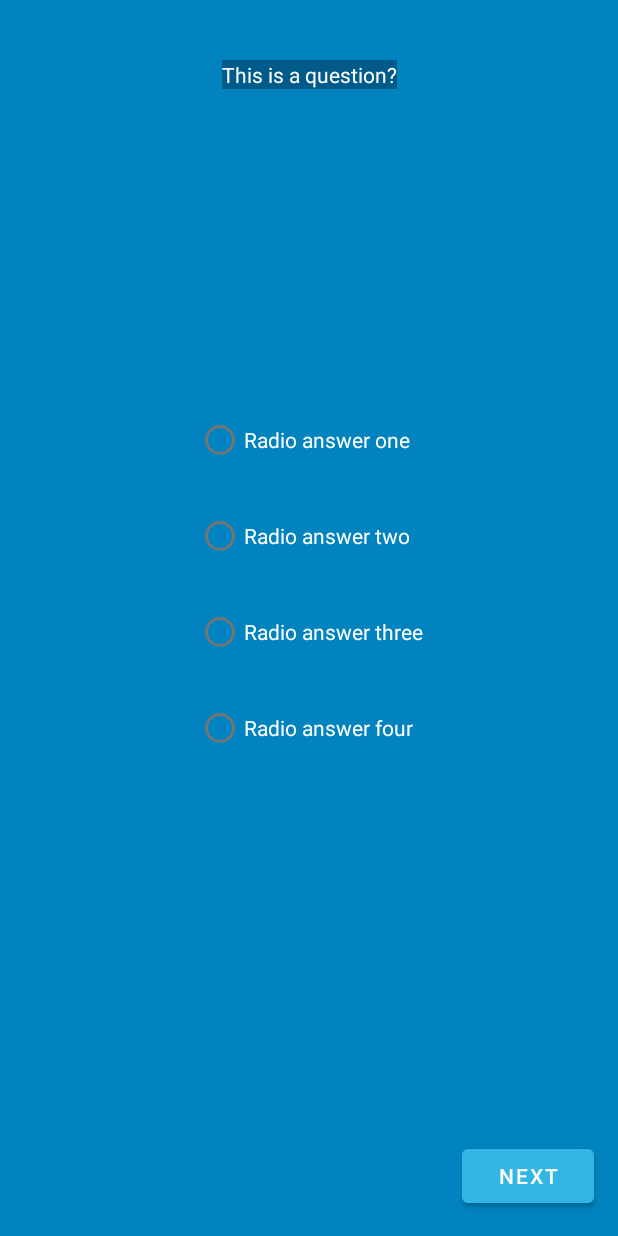
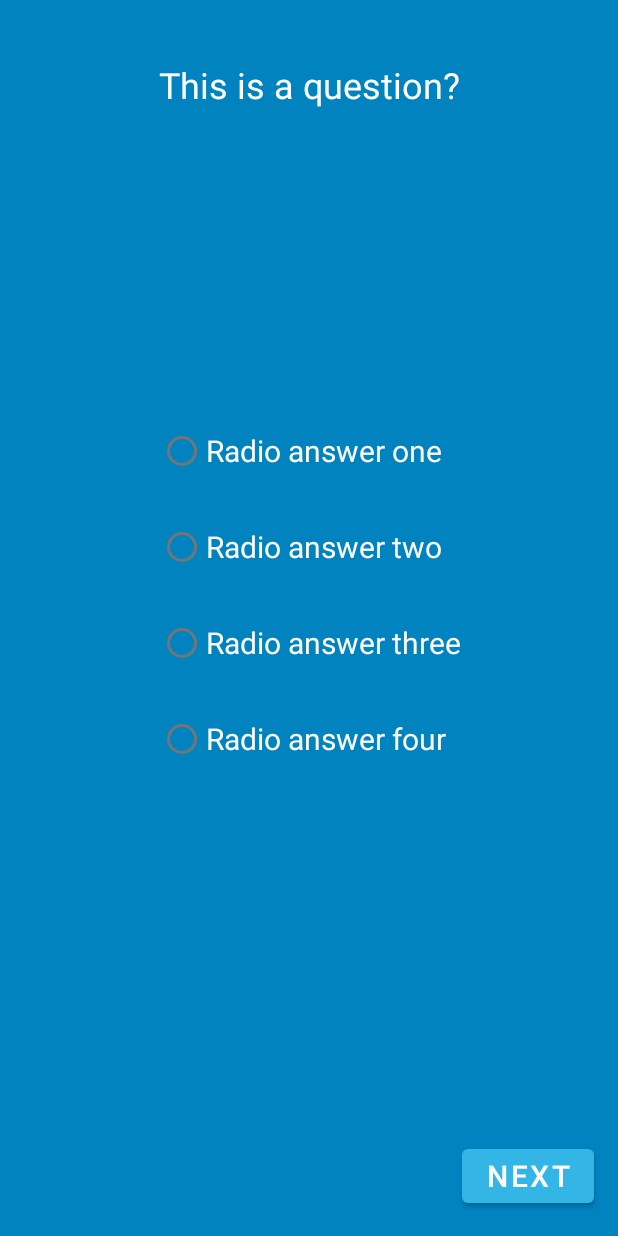
Before and after one commit to ajsherrell/Quiz-Hyperbaric, an Android app: the layout detail_item.xml on its own in the app's theme, with its tools: preview values and no code run, on a phone screen of 412 x 824 dp. Run offline under Robolectric (Android 15) with nearby library versions, the phone set to English and light mode, and no system bars.

Commit message:
update ui

```diff
--- a/app/src/main/res/layout/detail_item.xml
+++ b/app/src/main/res/layout/detail_item.xml
@@ -22,17 +22,18 @@
 
         <TextView
             android:id="@+id/questionTextView"
+            style="@android:style/Widget.Holo.Light.TextView"
             android:layout_width="wrap_content"
             android:layout_height="wrap_content"
             android:layout_marginStart="8dp"
             android:layout_marginTop="32dp"
             android:layout_marginEnd="8dp"
-            android:background="@color/dark_blue"
+            android:text="@{q.questionText}"
             android:textColor="@android:color/white"
+            android:textSize="24sp"
             app:layout_constraintEnd_toEndOf="parent"
             app:layout_constraintStart_toStartOf="parent"
             app:layout_constraintTop_toTopOf="parent"
-            android:text="@{q.questionText}"
             tools:text="@string/sampleQuestion" />
 
         <RadioGroup
@@ -50,36 +51,32 @@
                 android:id="@+id/radioButton1"
                 android:layout_width="match_parent"
                 android:layout_height="wrap_content"
-                android:layout_margin="8dp"
+                style="@style/radio_text_style"
                 android:text="@{q.options[0]}"
-                android:textColor="@android:color/white"
                 tools:text="@string/one" />
 
             <RadioButton
                 android:id="@+id/radioButton2"
                 android:layout_width="match_parent"
                 android:layout_height="wrap_content"
-                android:layout_margin="8dp"
+                style="@style/radio_text_style"
                 android:text="@{q.options[1]}"
-                android:textColor="@android:color/white"
                 tools:text="@string/two" />
 
             <RadioButton
                 android:id="@+id/radioButton3"
                 android:layout_width="match_parent"
                 android:layout_height="wrap_content"
-                android:layout_margin="8dp"
+                style="@style/radio_text_style"
                 android:text="@{q.options[2]}"
-                android:textColor="@android:color/white"
                 tools:text="@string/three" />
 
             <RadioButton
                 android:id="@+id/radioButton4"
                 android:layout_width="match_parent"
                 android:layout_height="wrap_content"
-                android:layout_margin="8dp"
+                style="@style/radio_text_style"
                 android:text="@{q.options[3]}"
-                android:textColor="@android:color/white"
                 tools:text="@string/four" />
         </RadioGroup>
 
@@ -87,11 +84,11 @@
             android:id="@+id/next"
             android:layout_width="wrap_content"
             android:layout_height="wrap_content"
-            android:layout_marginEnd="8dp"
-            android:layout_marginBottom="8dp"
             android:textColor="@android:color/white"
+            style="@style/radio_text_style"
             app:layout_constraintBottom_toBottomOf="parent"
             app:layout_constraintEnd_toEndOf="parent"
+            android:text="@string/next"
             tools:text="@string/next" />
     </androidx.constraintlayout.widget.ConstraintLayout>
 
--- a/app/src/main/res/values/styles.xml
+++ b/app/src/main/res/values/styles.xml
@@ -34,7 +34,12 @@
         <item name="android:textSize">24sp</item>
         <item name="android:textAlignment">center</item>
         <item name="android:layout_margin">16dp</item>
+    </style>
 
+    <style name="radio_text_style">
+        <item name="android:textColor">@android:color/white</item>
+        <item name="android:textSize">20sp</item>
+        <item name="android:layout_margin">8dp</item>
     </style>
 
 </resources>
```
